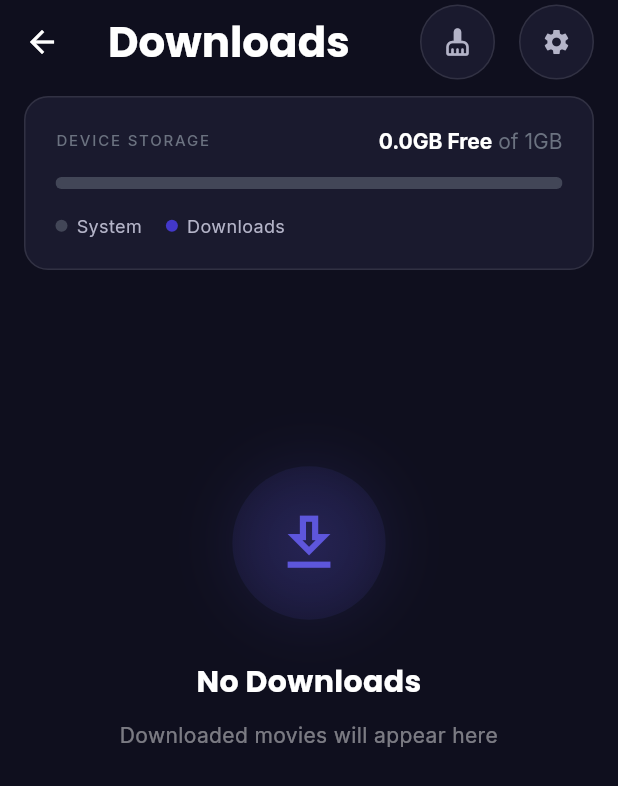
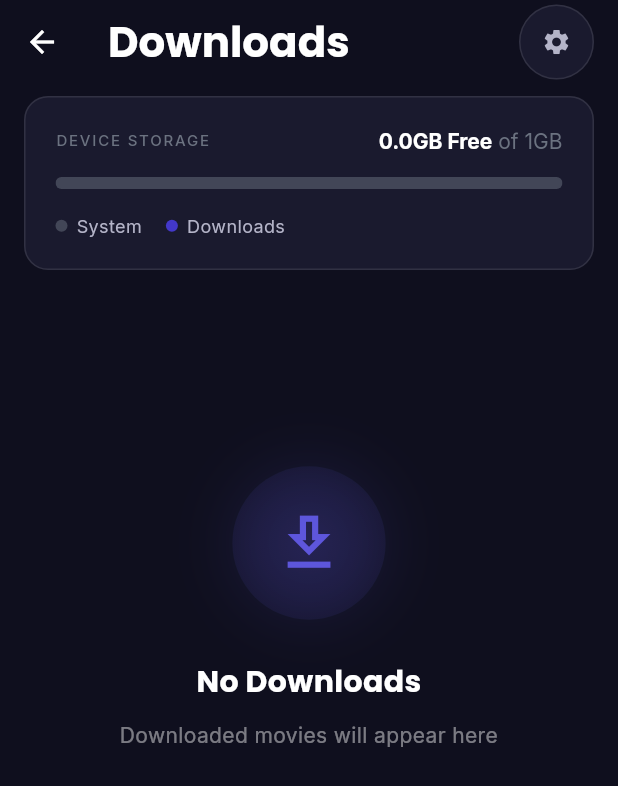
Before and after one commit to shagor300/movie-hunter-backend, a Flutter app: the DownloadsScreen screen opened directly, on a phone screen of 412 x 824 dp. Shown: the top 786 px of the screen. Run offline on Flutter 3.47's test engine with Material 3 defaults, Android fonts, the phone set to English and light mode, and no system bars; our stand-ins replace avatar_glow, cached_network_image, dio, flutter_local_notifications, get, google_fonts and 15 more; missing offline and left inert: better_player_enhanced, disk_space_plus, workmanager; accounts and stored records are empty; network calls fail; statements that could not run were skipped.

Commit message:
fix: Remove unused broom icon from Downloads header

```diff
--- a/lib/screens/downloads_screen.dart
+++ b/lib/screens/downloads_screen.dart
@@ -67,23 +67,6 @@ class _DownloadsScreenState extends State<DownloadsScreen> {
           style: AppTextStyles.displayMedium.copyWith(fontSize: 28),
         ),
         actions: [
-          Container(
-            margin: const EdgeInsets.only(right: 16),
-            decoration: BoxDecoration(
-              color: AppColors.surface,
-              shape: BoxShape.circle,
-              border: Border.all(color: Colors.white10),
-            ),
-            child: IconButton(
-              icon: const Icon(
-                Icons.cleaning_services_rounded,
-                size: 20,
-                color: AppColors.textSecondary,
-              ),
-              onPressed: () => _clearCompleted(controller),
-              tooltip: 'Clear completed',
-            ),
-          ),
           Container(
             margin: const EdgeInsets.only(right: 16),
             decoration: BoxDecoration(
@@ -197,18 +180,6 @@ class _DownloadsScreenState extends State<DownloadsScreen> {
         );
       }),
     );
-  }
-
-  void _clearCompleted(DownloadController controller) {
-    final completed = controller.allDownloads
-        .where((d) => d.status == 'completed' || d.status == 'cancelled')
-        .toList();
-
-    for (final item in completed) {
-      if (item.status == 'cancelled') {
-        controller.deleteDownload(item);
-      }
-    }
   }
 }
 
```
